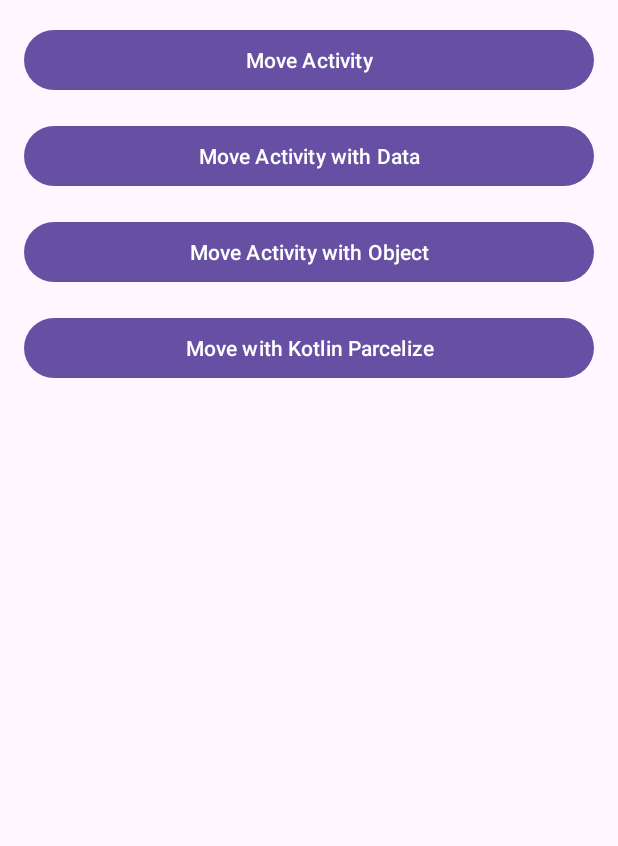
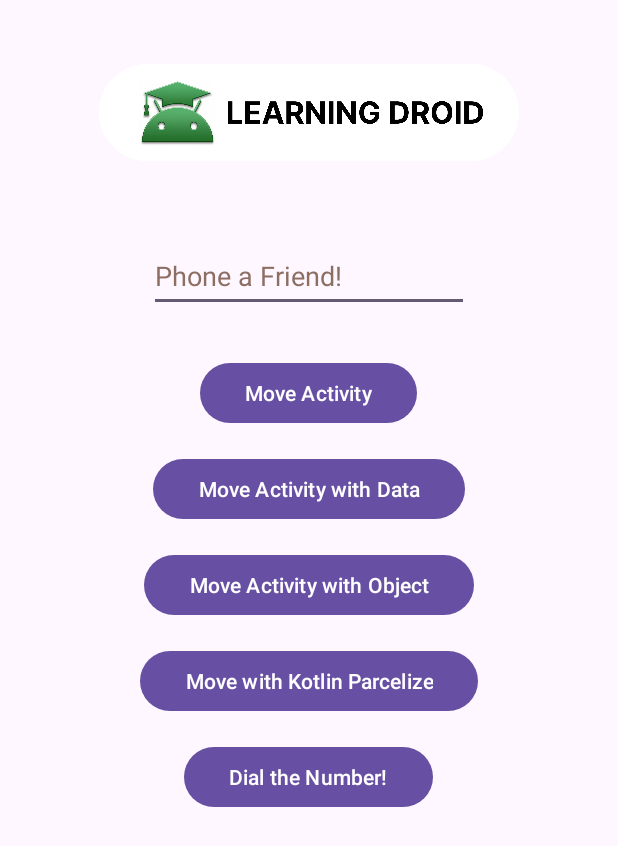
Before and after one commit to MHilmiAdz/LearningDroid, an Android app: the screen it shows after launch (MainActivity), on a phone screen of 412 x 824 dp. Shown: the top 846 px of the screen. Run offline under Robolectric (Android 15) with nearby library versions, the phone set to English and light mode, and no system bars.

Commit message:
ADD | Implicit Intent Dialing and UI Enhancements
Change include:

- Implemented implicit intent functionality in `MainActivity` to dial phone numbers (`Intent.ACTION_DIAL`).
- Added phone number input field and dial button to `activity_main.xml`.
- Integrated banner image to `MainActivity`, `MoveActivity`, `MoveWithData`, and `MoveWithObject` layouts for improved UI.
- Fixed string interpolation syntax errors in `MoveWithObjectActivity` when displaying `Persona` and `SimplePersona` data.
- Updated README.md to version 0.0.5, documenting the new feature and adding screenshots.

```diff
--- a/app/src/main/java/com/example/learningdroid/MainActivity.kt
+++ b/app/src/main/java/com/example/learningdroid/MainActivity.kt
@@ -4,15 +4,21 @@ import android.content.Intent
 import android.os.Bundle
 import android.view.View
 import android.widget.Button
+import android.widget.TextView
 import androidx.activity.enableEdgeToEdge
 import androidx.appcompat.app.AppCompatActivity
+import androidx.core.net.toUri
 
 class MainActivity : AppCompatActivity(), View.OnClickListener {
+
+    private lateinit var inpnumber: TextView
 
     override fun onCreate(savedInstanceState: Bundle?) {
         super.onCreate(savedInstanceState)
         enableEdgeToEdge()
         setContentView(R.layout.activity_main)
+
+        inpnumber = findViewById(R.id.editTextPhone)
 
         val btnMoveActivity: Button = findViewById(R.id.btn_move_activity)
         btnMoveActivity.setOnClickListener(this)
@@ -26,10 +32,13 @@ class MainActivity : AppCompatActivity(), View.OnClickListener {
         val btnMovewithObjectSimple: Button = findViewById(R.id.btn_move_activity_object_simple)
         btnMovewithObjectSimple.setOnClickListener(this)
 
+        val btnDialNumber: Button = findViewById(R.id.btn_dial_number)
+        btnDialNumber.setOnClickListener(this)
+
     }
 
-    override fun onClick(v: View?) {
-        when (v?.id) {
+    override fun onClick(v: View) {
+        when (v.id) {
             R.id.btn_move_activity -> {
                 val moveIntent = Intent(this@MainActivity, MoveActivity::class.java)
                 startActivity(moveIntent)
@@ -67,6 +76,16 @@ class MainActivity : AppCompatActivity(), View.OnClickListener {
                 moveWithParcelizeIntent.putExtra(MoveWithObjectActivity.SIMPLE_PERSONA, simplePersona)
                 startActivity(moveWithParcelizeIntent)
             }
+
+            R.id.btn_dial_number -> {
+                val phoneNumber = if(inpnumber.text.isNotEmpty()){
+                    inpnumber.text.toString()
+                } else {
+                    "0"
+                }
+                val dialPhoneIntent = Intent(Intent.ACTION_DIAL, "tel:$phoneNumber".toUri())
+                startActivity(dialPhoneIntent)
+            }
         }
     }
 }
--- a/app/src/main/res/layout/activity_main.xml
+++ b/app/src/main/res/layout/activity_main.xml
@@ -1,37 +1,74 @@
 <?xml version="1.0" encoding="utf-8"?>
 
 <LinearLayout xmlns:android="http://schemas.android.com/apk/res/android"
+    xmlns:app="http://schemas.android.com/apk/res-auto"
     android:layout_width="match_parent"
     android:layout_height="match_parent"
     android:orientation="vertical"
-    android:padding="16dp">
+    android:padding="20dp"
+    android:gravity="center_horizontal">
+
+    <ImageView
+        android:id="@+id/imageView"
+        android:layout_width="280dp"
+        android:layout_height="70dp"
+        android:layout_marginTop="20dp"
+        android:layout_marginBottom="50dp"
+        android:contentDescription="@string/this_is_banner_for_better_looks"
+        app:srcCompat="@drawable/ldbanner" />
+
+    <EditText
+        android:id="@+id/editTextPhone"
+        android:layout_width="wrap_content"
+        android:layout_height="48dp"
+        android:layout_marginBottom="30dp"
+        android:autofillHints="Phone"
+        android:ems="10"
+        android:hint="@string/phone_a_friend"
+        android:inputType="phone"
+        android:labelFor="@id/btn_dial_number"
+        android:textColorHint="@color/contrast" />
 
     <Button
         android:id="@+id/btn_move_activity"
-        android:layout_width="match_parent"
+        android:layout_width="wrap_content"
         android:layout_height="wrap_content"
         android:layout_marginBottom="16dp"
+        android:paddingHorizontal="30dp"
         android:text="@string/move_activity" />
 
     <Button
         android:id="@+id/btn_move_activity_data"
-        android:layout_width="match_parent"
+        android:layout_width="wrap_content"
         android:layout_height="wrap_content"
         android:layout_marginBottom="16dp"
+        android:paddingHorizontal="30dp"
         android:text="@string/move_with_data" />
 
     <Button
         android:id="@+id/btn_move_activity_object"
-        android:layout_width="match_parent"
+        android:layout_width="wrap_content"
         android:layout_height="wrap_content"
         android:layout_marginBottom="16dp"
+        android:paddingHorizontal="30dp"
         android:text="@string/move_with_object" />
 
     <Button
         android:id="@+id/btn_move_activity_object_simple"
-        android:layout_width="match_parent"
+        android:layout_width="wrap_content"
         android:layout_height="wrap_content"
         android:layout_marginBottom="16dp"
+        android:paddingHorizontal="30dp"
         android:text="@string/kotlinParcelizeTXT" />
 
+    <Button
+        android:id="@+id/btn_dial_number"
+        android:layout_width="wrap_content"
+        android:layout_height="wrap_content"
+        android:layout_marginBottom="16dp"
+        android:paddingHorizontal="30dp"
+        android:text="@string/dial_number" />
+
+
+
 </LinearLayout>
--- a/app/src/main/res/values/colors.xml
+++ b/app/src/main/res/values/colors.xml
@@ -2,4 +2,5 @@
 <resources>
     <color name="black">#FF000000</color>
     <color name="white">#FFFFFFFF</color>
+    <color name="contrast">#8D6E63</color>
 </resources>
--- a/app/src/main/res/values/strings.xml
+++ b/app/src/main/res/values/strings.xml
@@ -4,7 +4,7 @@
     <string name="move_activity">Move Activity</string>
     <string name="move_with_data">Move Activity with Data</string>
     <string name="move_with_object">Move Activity with Object</string>
-    <string name="dial_number">Dial a Number</string>
+    <string name="dial_number">Dial the Number!</string>
     <string name="move_with_result">Move Activity for Result</string>
 
     <string name="result_from_activity">Result from Activity</string>
@@ -22,4 +22,6 @@
     <string name="this_is_moveactivity">This is MoveActivity</string>
     <string name="Home">Home</string>
     <string name="kotlinParcelizeTXT">Move with Kotlin Parcelize</string>
+    <string name="this_is_banner_for_better_looks">This is Banner for better looks</string>
+    <string name="phone_a_friend">Phone a Friend!</string>
 </resources>
```
Also changed, not shown: app/src/main/java/com/example/learningdroid/MoveWithObjectActivity.kt (+6 -6 lines), app/src/main/res/layout/activity_move.xml (+21 -0 lines), app/src/main/res/layout/activity_move_with_data.xml (+16 -1 lines), app/src/main/res/layout/activity_move_with_object.xml (+20 -3 lines), app/src/main/res/drawable/ss005_1.png (added), app/src/main/res/drawable/ss005_2.png (added), 1 other file.
